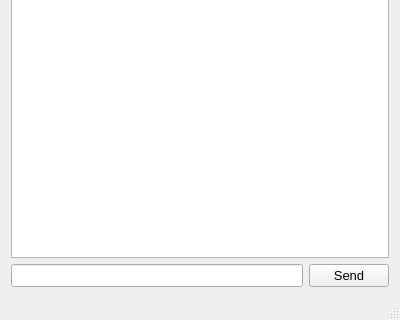
Before: the Qt Designer form mainchatwindow.ui in Egor-Ananko-650503/ComChat, drawn with Qt 5; both pictures show x 0 to 400 and y 180 to 500 of the 400 by 500 pixel window.
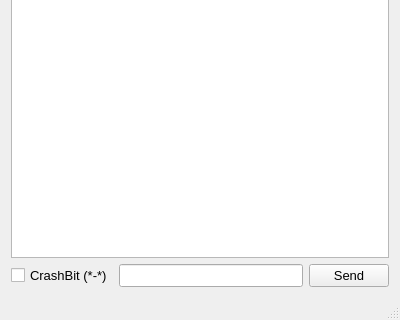
After: the same form once the commit is applied. Icons and pictures are not drawn.

The edit to the form file:
```diff
--- a/mainchatwindow.ui
+++ b/mainchatwindow.ui
@@ -32,6 +32,13 @@
       </item>
       <item>
        <layout class="QHBoxLayout" name="horizontalLayout">
+        <item>
+         <widget class="QCheckBox" name="checkBox">
+          <property name="text">
+           <string>CrashBit (*-*)</string>
+          </property>
+         </widget>
+        </item>
         <item>
          <widget class="QLineEdit" name="inputField"/>
         </item>
```
Left out of the diff: 2 changed lines with no effect on the pictures.
